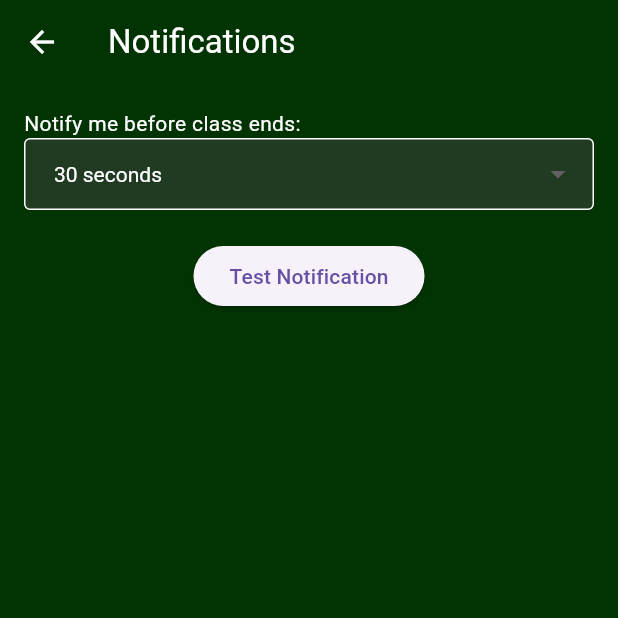
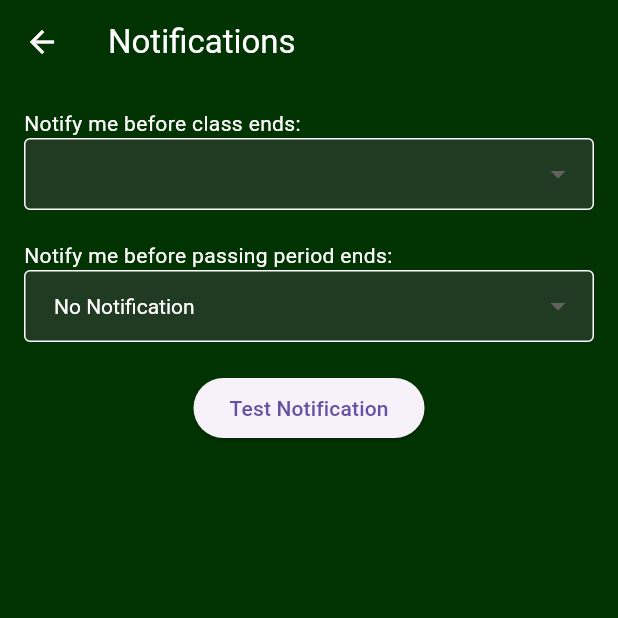
Before and after one commit to alexliao95311/ehs-bell-schedule, a Flutter app: the SettingsPage screen opened directly with empty values, after a tap on "Notifications", on a phone screen of 412 x 824 dp, the top half of it. Run offline on Flutter 3.47's test engine with Material 3 defaults, Android fonts, the phone set to English and light mode, and no system bars; our stand-ins replace awesome_notifications.

Commit message:
passing period notifications

```diff
--- a/lib/main.dart
+++ b/lib/main.dart
@@ -65,8 +65,8 @@ class _HomePageState extends State<HomePage> {
   String _currentSchedule = '';
   String _periodDuration = '';
   bool notificationSent = false;
-  bool notificationsEnabled = true;
   int notificationTimeBeforeEnd = 2; // Default to 2 minutes before class ends
+  bool passPeriodNotificationsEnabled = false; // Default to no notifications for passing periods
   Map<String, String> customClassNames = {
     'Period 0': 'Period 0',
     'Period 1': 'Period 1',
@@ -132,7 +132,7 @@ class _HomePageState extends State<HomePage> {
       {'start': '12:12', 'end': '12:57', 'period': 'Access'},
       {'start': '12:57', 'end': '13:03', 'period': 'Passing Period'},
       {'start': '13:03', 'end': '14:33', 'period': 'Period 6'},
-      {'start': '15:03', 'end': '15:53', 'period': 'Period 1'},
+      {'start': '13:03', 'end': '18:52', 'period': 'Passing Period'},
     ],
     'Friday': [
       {'start': '07:15', 'end': '08:20', 'period': 'Period 0'},
@@ -192,7 +192,6 @@ class _HomePageState extends State<HomePage> {
     String periodDuration = '';
     DateTime? notificationTime;
 
-
     for (var period in schedule) {
       DateTime start = DateTime(now.year, now.month, now.day,
           int.parse(period['start']!.split(':')[0]),
@@ -205,7 +204,14 @@ class _HomePageState extends State<HomePage> {
         currentClass = customClassNames[period['period']] ?? period['period']!;
         timeLeft = _formatDuration(end.difference(now));
         periodDuration = '${DateFormat('hh:mm a').format(start)} - ${DateFormat('hh:mm a').format(end)}';
-        notificationTime = end.subtract(Duration(minutes: notificationTimeBeforeEnd));
+
+        if (currentClass == 'Passing Period') {
+          if (passPeriodNotificationsEnabled) {
+            notificationTime = end.subtract(Duration(minutes: 1));
+          }
+        } else {
+          notificationTime = end.subtract(Duration(minutes: notificationTimeBeforeEnd));
+        }
         break;
       }
     }
@@ -220,13 +226,16 @@ class _HomePageState extends State<HomePage> {
       _periodDuration = periodDuration;
     });
 
-    if (notificationsEnabled && notificationTime != null && now.isAfter(notificationTime) && !notificationSent) {
+    if (notificationTime != null && now.isAfter(notificationTime) && !notificationSent) {
+      String notificationMessage = _currentClass == 'Passing Period'
+          ? '$_currentClass ends in 1 minute!'
+          : '$_currentClass ends in $notificationTimeBeforeEnd minutes!';
       AwesomeNotifications().createNotification(
         content: NotificationContent(
           id: 1,
           channelKey: 'basic_channel',
           title: 'EHS Bell Schedule',
-          body: '$_currentClass ends in $notificationTimeBeforeEnd minutes!',
+          body: notificationMessage,
         ),
       );
       notificationSent = true;
@@ -287,16 +296,16 @@ class _HomePageState extends State<HomePage> {
         builder: (context) => SettingsPage(
           customClassNames: customClassNames,
           testNotificationCallback: _testNotification,
-          notificationsEnabled: notificationsEnabled,
           notificationTimeBeforeEnd: notificationTimeBeforeEnd,
-          onNotificationsChanged: (bool value) {
-            setState(() {
-              notificationsEnabled = value;
-            });
-          },
+          passPeriodNotificationsEnabled: passPeriodNotificationsEnabled,
           onNotificationTimeChanged: (int value) {
             setState(() {
               notificationTimeBeforeEnd = value;
+            });
+          },
+          onPassPeriodNotificationsChanged: (bool value) {
+            setState(() {
+              passPeriodNotificationsEnabled = value;
             });
           },
         ),
@@ -383,18 +392,18 @@ class _HomePageState extends State<HomePage> {
 class SettingsPage extends StatelessWidget {
   final Map<String, String> customClassNames;
   final VoidCallback testNotificationCallback;
-  final bool notificationsEnabled;
   final int notificationTimeBeforeEnd;
-  final ValueChanged<bool> onNotificationsChanged;
+  final bool passPeriodNotificationsEnabled;
   final ValueChanged<int> onNotificationTimeChanged;
+  final ValueChanged<bool> onPassPeriodNotificationsChanged;
 
   SettingsPage({
     required this.customClassNames,
     required this.testNotificationCallback,
-    required this.notificationsEnabled,
     required this.notificationTimeBeforeEnd,
-    required this.onNotificationsChanged,
+    required this.passPeriodNotificationsEnabled,
     required this.onNotificationTimeChanged,
+    required this.onPassPeriodNotificationsChanged,
   });
 
   @override
@@ -433,10 +442,10 @@ class SettingsPage extends StatelessWidget {
                 MaterialPageRoute(
                   builder: (context) => NotificationsPage(
                     testNotificationCallback: testNotificationCallback,
-                    notificationsEnabled: notificationsEnabled,
                     notificationTimeBeforeEnd: notificationTimeBeforeEnd,
-                    onNotificationsChanged: onNotificationsChanged,
+                    passPeriodNotificationsEnabled: passPeriodNotificationsEnabled,
                     onNotificationTimeChanged: onNotificationTimeChanged,
+                    onPassPeriodNotificationsChanged: onPassPeriodNotificationsChanged,
                   ),
                 ),
               );
@@ -555,17 +564,17 @@ class _EditClassNamesPageState extends State<EditClassNamesPage> {
 
 class NotificationsPage extends StatefulWidget {
   final VoidCallback testNotificationCallback;
-  final bool notificationsEnabled;
   final int notificationTimeBeforeEnd;
-  final ValueChanged<bool> onNotificationsChanged;
+  final bool passPeriodNotificationsEnabled;
   final ValueChanged<int> onNotificationTimeChanged;
+  final ValueChanged<bool> onPassPeriodNotificationsChanged;
 
   NotificationsPage({
     required this.testNotificationCallback,
-    required this.notificationsEnabled,
     required this.notificationTimeBeforeEnd,
-    required this.onNotificationsChanged,
+    required this.passPeriodNotificationsEnabled,
     required this.onNotificationTimeChanged,
+    required this.onPassPeriodNotificationsChanged,
   });
 
   @override
@@ -573,15 +582,16 @@ class NotificationsPage extends StatefulWidget {
 }
 
 class _NotificationsPageState extends State<NotificationsPage> {
-  bool _notificationsEnabled = false;
   int _notificationTimeBeforeEnd = 2; // Default to 2 minutes
+  bool _passPeriodNotificationsEnabled = false; // Default to no notifications for passing periods
 
   @override
   void initState() {
     super.initState();
-    _notificationsEnabled = widget.notificationsEnabled;
     _notificationTimeBeforeEnd = widget.notificationTimeBeforeEnd;
+    _passPeriodNotificationsEnabled = widget.passPeriodNotificationsEnabled;
   }
+
   @override
   Widget build(BuildContext context) {
     return Scaffold(
@@ -602,10 +612,6 @@ class _NotificationsPageState extends State<NotificationsPage> {
                 DropdownMenuItem(
                   child: Text('No Notification'),
                   value: -1,
-                ),
-                DropdownMenuItem(
-                  child: Text('30 seconds'),
-                  value: 0,
                 ),
                 DropdownMenuItem(
                   child: Text('1 minute'),
@@ -629,6 +635,41 @@ class _NotificationsPageState extends State<NotificationsPage> {
                   _notificationTimeBeforeEnd = value!;
                 });
                 widget.onNotificationTimeChanged(value!);
+              },
+              decoration: InputDecoration(
+                filled: true,
+                fillColor: Color.fromARGB(255, 33, 59, 34),
+                border: OutlineInputBorder(),
+                enabledBorder: OutlineInputBorder(
+                  borderSide: BorderSide(color: Colors.white),
+                ),
+                focusedBorder: OutlineInputBorder(
+                  borderSide: BorderSide(color: Colors.white),
+                ),
+                contentPadding: EdgeInsets.symmetric(horizontal: 16, vertical: 12),
+              ),
+              style: TextStyle(color: Colors.white),
+              dropdownColor: Color.fromARGB(255, 33, 59, 34),
+            ),
+            const SizedBox(height: 20),
+            const Text('Notify me before passing period ends:', style: TextStyle(color: Colors.white)),
+            DropdownButtonFormField<bool>(
+              value: _passPeriodNotificationsEnabled,
+              items: const [
+                DropdownMenuItem(
+                  child: Text('No Notification'),
+                  value: false,
+                ),
+                DropdownMenuItem(
+                  child: Text('1 minute'),
+                  value: true,
+                ),
+              ],
+              onChanged: (bool? value) {
+                setState(() {
+                  _passPeriodNotificationsEnabled = value!;
+                });
+                widget.onPassPeriodNotificationsChanged(value!);
               },
               decoration: InputDecoration(
                 filled: true,
```
Also changed, not shown: 1 other file.
